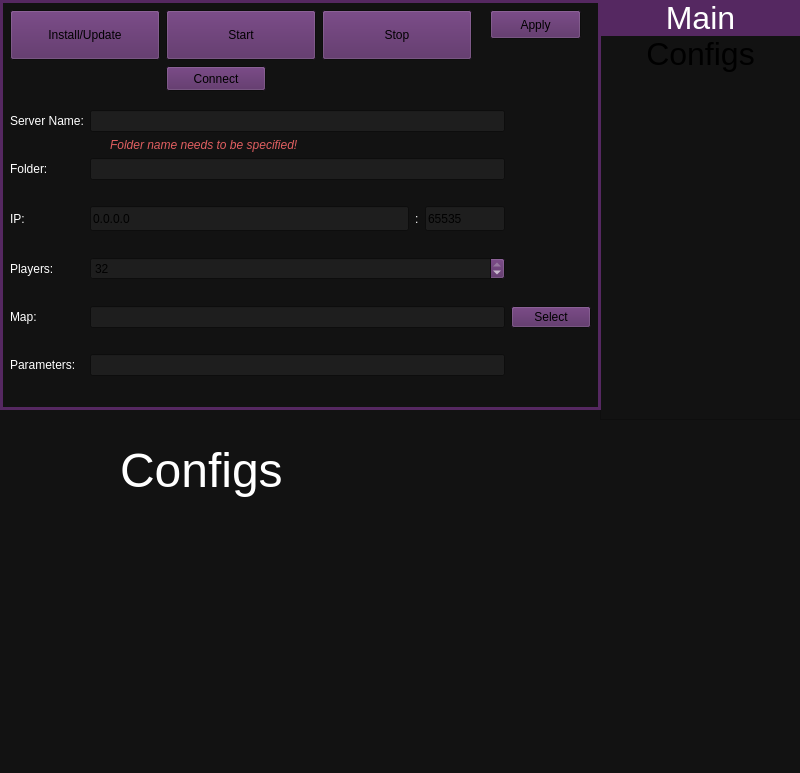
Qt form serverwindow.ui (metootem/TF2-Dedicated-Server-Manager) before a commit.
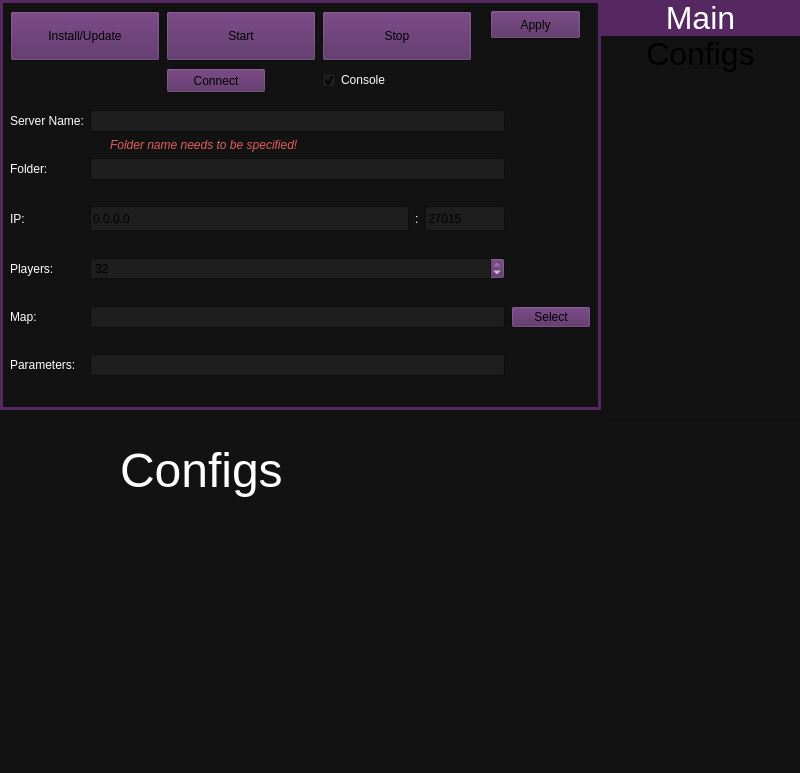
The same form after that commit.

```diff
--- a/serverwindow.ui
+++ b/serverwindow.ui
@@ -420,7 +420,7 @@
           </size>
          </property>
          <property name="text">
-          <string>65535</string>
+          <string>27015</string>
          </property>
         </widget>
        </item>
@@ -468,7 +468,7 @@
       <x>10</x>
       <y>10</y>
       <width>464</width>
-      <height>83</height>
+      <height>85</height>
      </rect>
     </property>
     <layout class="QGridLayout" name="gridLayout_2">
@@ -548,6 +548,16 @@
        </property>
       </widget>
      </item>
+     <item row="1" column="2">
+      <widget class="QCheckBox" name="chkConsole">
+       <property name="text">
+        <string>Console</string>
+       </property>
+       <property name="checked">
+        <bool>true</bool>
+       </property>
+      </widget>
+     </item>
     </layout>
    </widget>
    <widget class="QPushButton" name="btnApply">
```
